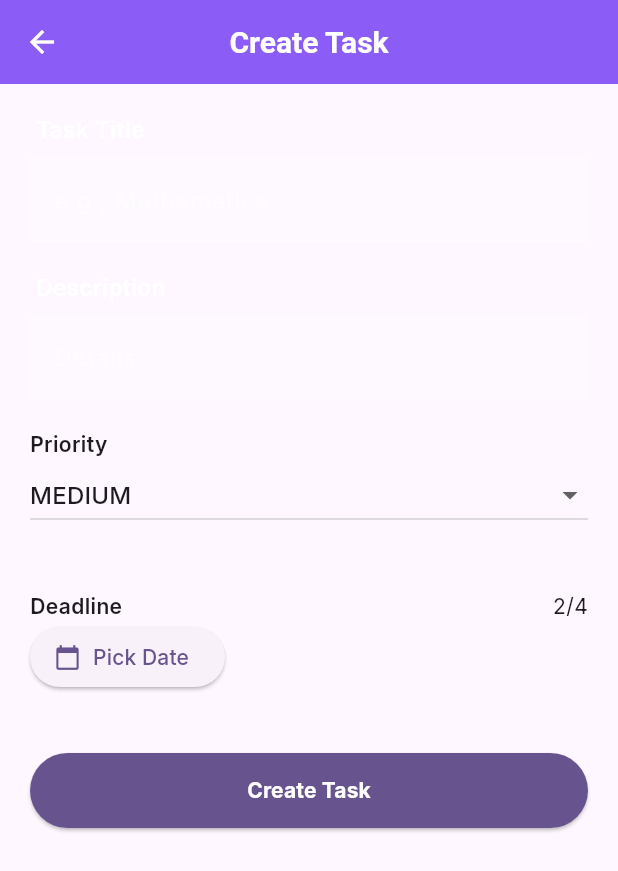
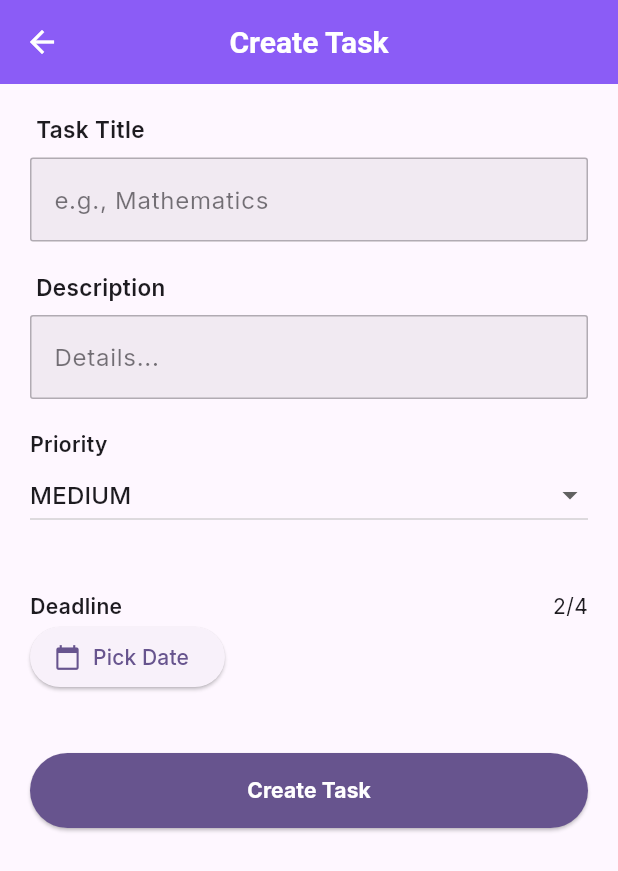
Before and after one commit to ValouteGG/LooopMind, a Flutter app: the CreateTaskScreen screen opened by its route, on a phone screen of 412 x 824 dp. Shown: the top 871 px of the screen. Run offline on Flutter 3.47's test engine with Material 3 defaults, Android fonts, the phone set to English and light mode, and no system bars; our stand-ins replace google_fonts, shared_preferences, supabase_flutter; accounts and stored records are empty.

Commit message:
Final Fixes UI for now

```diff
--- a/lib/views/widgets/custom_textfield.dart
+++ b/lib/views/widgets/custom_textfield.dart
@@ -33,18 +33,21 @@ class _CustomTextFieldState extends State<CustomTextField> {
 
   @override
   Widget build(BuildContext context) {
+    final colorScheme = Theme.of(context).colorScheme;
+    final isDark = colorScheme.brightness == Brightness.dark;
+
     return Column(
       crossAxisAlignment: CrossAxisAlignment.start,
-      mainAxisSize: MainAxisSize.max,
+      mainAxisSize: MainAxisSize.min,
       children: [
         Padding(
           padding: const EdgeInsets.only(left: 4.0),
           child: Text(
             widget.label,
-            style: const TextStyle(
+            style: TextStyle(
               fontSize: 15,
               fontWeight: FontWeight.w600,
-              color: Colors.white,
+              color: colorScheme.onSurface,
             ),
           ),
         ),
@@ -54,29 +57,33 @@ class _CustomTextFieldState extends State<CustomTextField> {
           keyboardType: widget.keyboardType,
           obscureText: _obscureText,
           validator: widget.validator,
-          style: const TextStyle(color: Colors.white),
+          style: TextStyle(color: colorScheme.onSurface),
           decoration: InputDecoration(
             hintText: widget.hintText,
-            hintStyle: TextStyle(color: Colors.white.withOpacity(0.6)),
+            hintStyle: TextStyle(color: colorScheme.onSurface.withOpacity(0.6)),
             filled: true,
-            fillColor: Colors.white.withOpacity(0.1),
+            fillColor: isDark
+                ? Colors.white.withOpacity(0.1)
+                : Colors.black.withOpacity(0.05),
             border: OutlineInputBorder(
               borderRadius: BorderRadius.circular(2),
-              borderSide: BorderSide(color: Colors.white.withOpacity(0.3)),
+              borderSide:
+                  BorderSide(color: colorScheme.onSurface.withOpacity(0.3)),
             ),
             enabledBorder: OutlineInputBorder(
               borderRadius: BorderRadius.circular(2),
-              borderSide: BorderSide(color: Colors.white.withOpacity(0.3)),
+              borderSide:
+                  BorderSide(color: colorScheme.onSurface.withOpacity(0.3)),
             ),
             focusedBorder: OutlineInputBorder(
               borderRadius: BorderRadius.circular(2),
-              borderSide: const BorderSide(color: Colors.white, width: 2),
+              borderSide: BorderSide(color: colorScheme.primary, width: 2),
             ),
             suffixIcon: widget.obscureText
                 ? IconButton(
                     icon: Icon(
                       _obscureText ? Icons.visibility_off : Icons.visibility,
-                      color: Colors.white70,
+                      color: colorScheme.onSurface.withOpacity(0.7),
                     ),
                     onPressed: () {
                       setState(() => _obscureText = !_obscureText);
```
Also changed, not shown: 1 other file.
